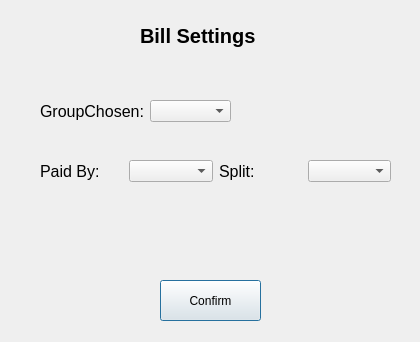
Areyesfigueroa/BillSplittingApp, file billoptionsdialog.ui: the form before one commit.
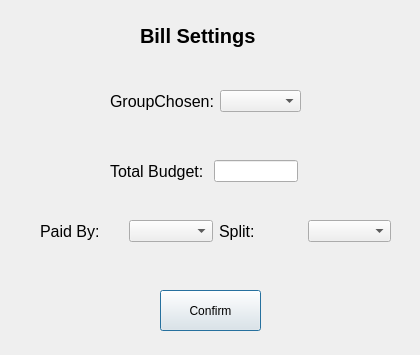
The form after the commit.

Commit message:
bill split settings are withing combo box
need to find a way to procedurally change the boxes depending on the
different options.

Patch:
```diff
--- a/billoptionsdialog.ui
+++ b/billoptionsdialog.ui
@@ -7,7 +7,7 @@
     <x>0</x>
     <y>0</y>
     <width>420</width>
-    <height>342</height>
+    <height>355</height>
    </rect>
   </property>
   <property name="windowTitle">
@@ -37,7 +37,7 @@
    <property name="geometry">
     <rect>
      <x>160</x>
-     <y>280</y>
+     <y>290</y>
      <width>101</width>
      <height>41</height>
     </rect>
@@ -50,7 +50,7 @@
    <property name="geometry">
     <rect>
      <x>40</x>
-     <y>160</y>
+     <y>220</y>
      <width>351</width>
      <height>22</height>
     </rect>
@@ -91,8 +91,8 @@
   <widget class="QWidget" name="">
    <property name="geometry">
     <rect>
-     <x>40</x>
-     <y>100</y>
+     <x>110</x>
+     <y>90</y>
      <width>191</width>
      <height>22</height>
     </rect>
@@ -115,6 +115,33 @@
     </item>
    </layout>
   </widget>
+  <widget class="QWidget" name="">
+   <property name="geometry">
+    <rect>
+     <x>110</x>
+     <y>160</y>
+     <width>188</width>
+     <height>22</height>
+    </rect>
+   </property>
+   <layout class="QHBoxLayout" name="horizontalLayout_3">
+    <item>
+     <widget class="QLabel" name="label_2">
+      <property name="font">
+       <font>
+        <pointsize>12</pointsize>
+       </font>
+      </property>
+      <property name="text">
+       <string>Total Budget: </string>
+      </property>
+     </widget>
+    </item>
+    <item>
+     <widget class="QLineEdit" name="lineEditTotalBill"/>
+    </item>
+   </layout>
+  </widget>
  </widget>
  <resources/>
  <connections/>
```
The commit also changes 3 other files.
